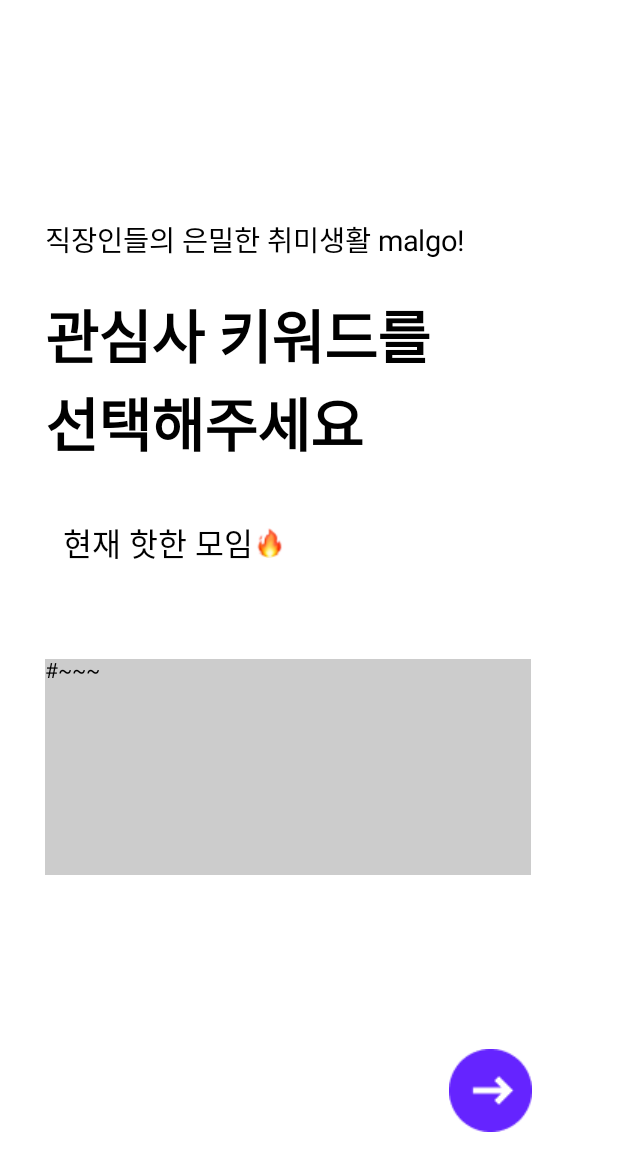
After one commit to SW-Malgo/Malgo_Android, an Android app built with Jetpack Compose: the @Preview function KeywordScreen, on a phone screen of 412 x 824 dp. The commit adds this screen. Shown: the top 1171 px of the screen. Run offline under Robolectric (Android 15) with nearby library versions, the phone set to English and light mode, and no system bars.

Commit message:
add KeywordScreen

```diff
--- /dev/null
+++ b/app/src/main/java/com/example/swmalgo/ui/keyword/KeywordScreen.kt
@@ -0,0 +1,98 @@
+package com.example.swmalgo.ui.keyword
+
+import androidx.compose.foundation.Image
+import androidx.compose.foundation.background
+import androidx.compose.foundation.layout.Box
+import androidx.compose.foundation.layout.Column
+import androidx.compose.foundation.layout.Row
+import androidx.compose.foundation.layout.fillMaxSize
+import androidx.compose.foundation.layout.height
+import androidx.compose.foundation.layout.padding
+import androidx.compose.foundation.layout.size
+import androidx.compose.foundation.layout.width
+import androidx.compose.foundation.layout.wrapContentSize
+import androidx.compose.material3.Text
+import androidx.compose.runtime.Composable
+import androidx.compose.ui.Modifier
+import androidx.compose.ui.graphics.Color
+import androidx.compose.ui.layout.ContentScale
+import androidx.compose.ui.res.painterResource
+import androidx.compose.ui.text.TextStyle
+import androidx.compose.ui.text.font.FontWeight
+import androidx.compose.ui.tooling.preview.Preview
+import androidx.compose.ui.unit.dp
+import androidx.compose.ui.unit.em
+import androidx.compose.ui.unit.sp
+import com.example.swmalgo.R
+
+@Preview
+@Composable
+fun KeywordScreen() {
+    Column(
+        modifier = Modifier
+            .fillMaxSize()
+            .padding(start = 30.dp)
+    ) {
+        Text(
+            text = "직장인들의 은밀한 취미생활 malgo!",
+            fontSize = 19.sp,
+            modifier = Modifier
+                .padding(top = 146.dp)
+        )
+
+        Text(
+            text = "관심사 키워드를\n선택해주세요",
+            style = TextStyle(lineHeight = 1.5.em),
+            fontSize = 39.sp,
+            fontWeight = FontWeight.Bold,
+            modifier = Modifier
+                .padding(top = 21.dp)
+        )
+
+        Row(
+            modifier = Modifier
+                .wrapContentSize()
+                .padding(start = 12.dp, top = 36.dp)
+        ){
+            Text(
+                text = "현재 핫한 모임",
+                fontSize = 21.sp,
+            )
+            Image(
+                painter = painterResource(id = R.drawable.ic_fire),
+                contentDescription = null,
+                contentScale = ContentScale.FillHeight, // ScaleType
+                modifier = Modifier
+                    .size(width = 21.dp, height = 25.dp)
+                    .padding(top = 5.dp)
+            )
+
+        }
+
+        Box(
+            modifier = Modifier
+                .padding(top = 62.dp)
+                .width(324.dp)
+                .height(144.dp)
+                .background(Color.LightGray)
+        ){
+            Text(
+                text = "#~~~"
+            )
+        }
+
+        Box(
+            modifier = Modifier
+                .weight(1f)
+        )
+
+        Image(
+            painter = painterResource(id = R.drawable.ic_next_btn),
+            contentDescription = null,
+            contentScale = ContentScale.Fit, // ScaleType
+            modifier = Modifier
+                .padding(start = 269.dp, bottom = 69.dp)
+                .size(width = 55.dp, height = 55.dp)
+        )
+    }
+}
--- a/app/src/main/java/com/example/swmalgo/ui/theme/Color.kt
+++ b/app/src/main/java/com/example/swmalgo/ui/theme/Color.kt
@@ -13,3 +13,5 @@ val Pink40 = Color(0xFF7D5260)
 val MAIN_BACKGROUND = Color(0xFF191919)
 val POINT = Color(0xff00FF4E)
 val SEARCH_BLUE = Color(0xff7489FF)
+
+val PURE_WHITE = Color(0xffffffff)
```
Also changed, not shown: app/src/main/java/com/example/swmalgo/ui/splash/SplashScreen.kt (+13 -11 lines).
